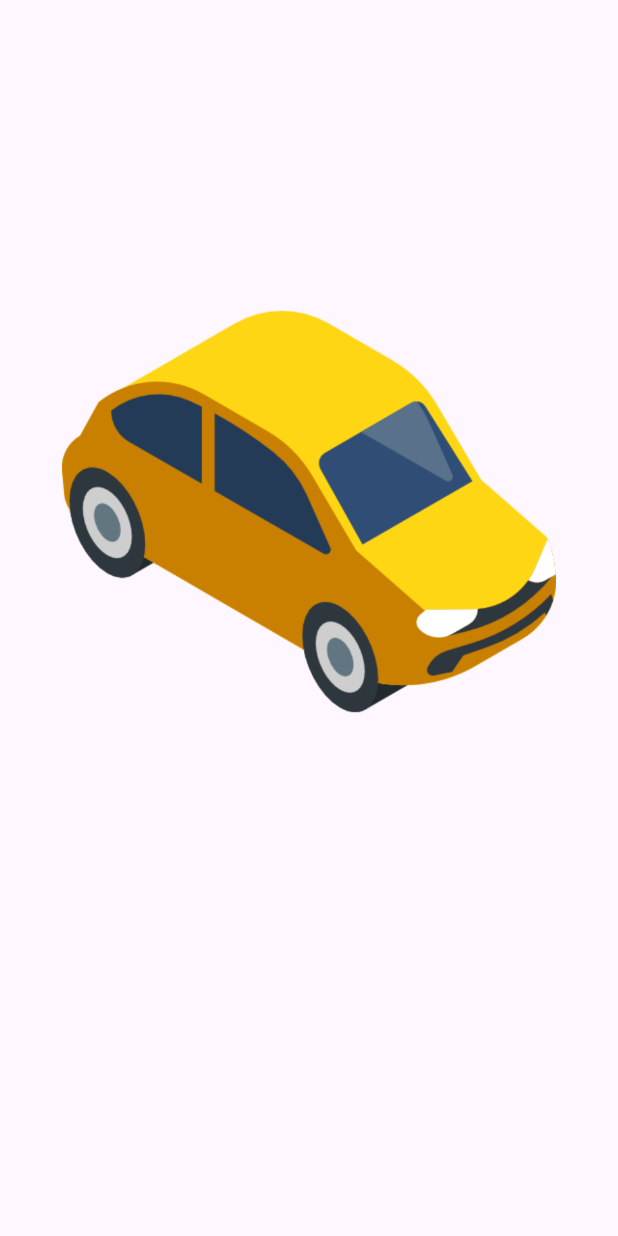
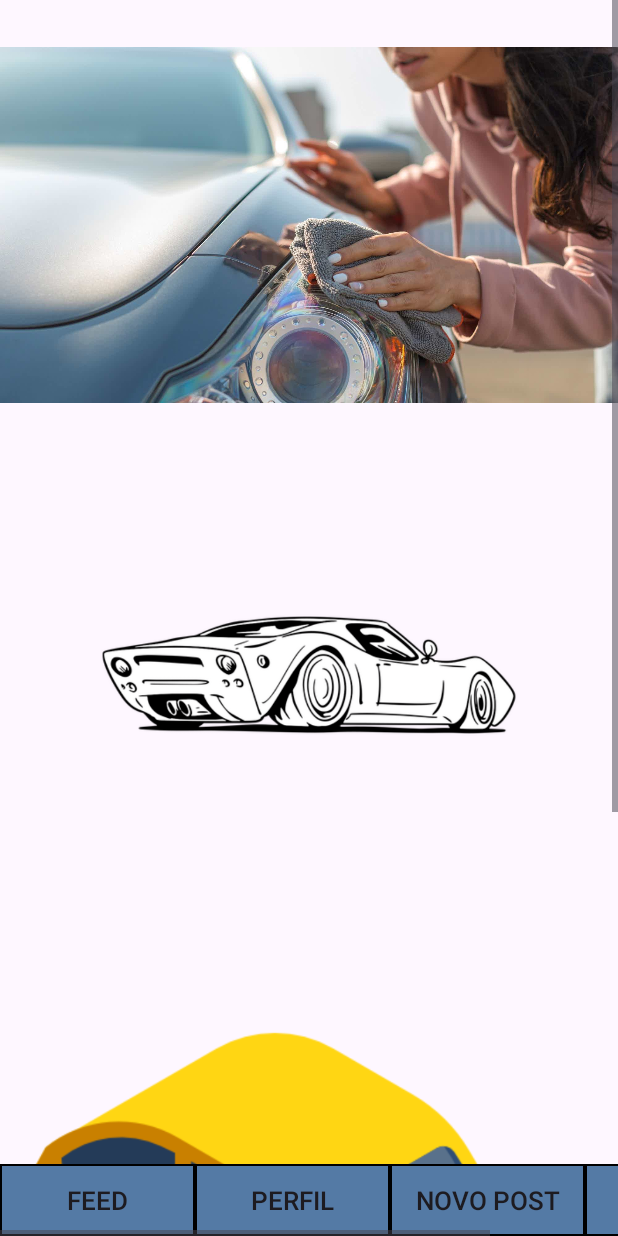
Before and after one commit to WandsonB/Qualifica_2_Ciclo, an Android app: the MainActivity screen opened directly, with no data from a screen before it, on a phone screen of 412 x 824 dp. Run offline under Robolectric (Android 15) with nearby library versions, the phone set to English and light mode, and no system bars.

Commit message:
0.6.1 add Fragments logic

```diff
--- /dev/null
+++ b/app/src/main/java/com/swt/qualifica_2_ciclo/Feed_Fragment.kt
@@ -0,0 +1,21 @@
+package com.swt.qualifica_2_ciclo
+
+import android.os.Bundle
+import android.view.LayoutInflater
+import android.view.View
+import android.view.ViewGroup
+import androidx.fragment.app.Fragment
+
+class Feed_Fragment : Fragment() {
+    override fun onCreate(savedInstanceState: Bundle?) {
+        super.onCreate(savedInstanceState)
+    }
+
+    override fun onCreateView(
+        inflater: LayoutInflater, container: ViewGroup?,
+        savedInstanceState: Bundle?
+    ): View? {
+        // Inflate the layout for this fragment
+        return inflater.inflate(R.layout.fragment_feed, container, false)
+    }
+}
--- a/app/src/main/java/com/swt/qualifica_2_ciclo/MainActivity.kt
+++ b/app/src/main/java/com/swt/qualifica_2_ciclo/MainActivity.kt
@@ -2,10 +2,38 @@ package com.swt.qualifica_2_ciclo
 
 import androidx.appcompat.app.AppCompatActivity
 import android.os.Bundle
+import android.view.View
+import android.widget.Button
+import androidx.fragment.app.Fragment
+import com.google.android.material.tabs.TabItem
 
-class MainActivity : AppCompatActivity() {
+class MainActivity : AppCompatActivity(), View.OnClickListener {
+    private lateinit var  buttonFeed: Button
+
+    private lateinit var feedFragment: Feed_Fragment
     override fun onCreate(savedInstanceState: Bundle?) {
         super.onCreate(savedInstanceState)
         setContentView(R.layout.activity_main)
+
+        buttonFeed = findViewById(R.id.button)
+        buttonFeed.setOnClickListener(this)
+
+        feedFragment = Feed_Fragment()
+
+        setFragment(feedFragment)
+    }
+
+    private fun setFragment(fragment: Fragment) {
+        val fragmentTransition = supportFragmentManager.beginTransaction()
+        fragmentTransition.replace(R.id.frame_fragments, fragment)
+        fragmentTransition.commit()
+    }
+
+    override fun onClick(v: View?) {
+        when (v?.id) {
+            R.id.button -> {
+                setFragment(feedFragment)
+            }
+        }
     }
 }
--- /dev/null
+++ b/app/src/main/java/com/swt/qualifica_2_ciclo/ProfileFragment.kt
@@ -0,0 +1,23 @@
+package com.swt.qualifica_2_ciclo
+
+import android.os.Bundle
+import androidx.fragment.app.Fragment
+import android.view.LayoutInflater
+import android.view.View
+import android.view.ViewGroup
+
+class ProfileFragment : Fragment() {
+
+    override fun onCreate(savedInstanceState: Bundle?) {
+        super.onCreate(savedInstanceState)
+
+    }
+
+    override fun onCreateView(
+        inflater: LayoutInflater, container: ViewGroup?,
+        savedInstanceState: Bundle?
+    ): View? {
+        // Inflate the layout for this fragment
+        return inflater.inflate(R.layout.fragment_profile, container, false)
+    }
+}
--- /dev/null
+++ b/app/src/main/res/drawable/shape_button.xml
@@ -0,0 +1,6 @@
+<?xml version="1.0" encoding="utf-8"?>
+<shape xmlns:android="http://schemas.android.com/apk/res/android">
+    <solid android:color="@color/glaucos"/>
+    <stroke android:width="1dp" android:color="@color/black"/>
+
+</shape>
--- a/app/src/main/res/layout/activity_main.xml
+++ b/app/src/main/res/layout/activity_main.xml
@@ -1,20 +1,53 @@
 <?xml version="1.0" encoding="utf-8"?>
-<androidx.constraintlayout.widget.ConstraintLayout xmlns:android="http://schemas.android.com/apk/res/android"
+<RelativeLayout xmlns:android="http://schemas.android.com/apk/res/android"
     xmlns:app="http://schemas.android.com/apk/res-auto"
     xmlns:tools="http://schemas.android.com/tools"
     android:layout_width="match_parent"
     android:layout_height="match_parent"
     tools:context=".MainActivity">
 
-    <ImageView
-        android:id="@+id/imageView"
-        android:layout_width="0dp"
-        android:layout_height="422dp"
-        android:layout_marginStart="41dp"
-        android:layout_marginTop="130dp"
-        android:layout_marginEnd="41dp"
-        app:layout_constraintEnd_toEndOf="parent"
-        app:layout_constraintStart_toStartOf="parent"
-        app:layout_constraintTop_toTopOf="parent"
-        app:srcCompat="@drawable/hatchback" />
-</androidx.constraintlayout.widget.ConstraintLayout>
+    <FrameLayout
+        android:id="@+id/frame_fragments"
+        android:name="com.swt.qualifica_2_ciclo.Feed_Fragment"
+        android:layout_width="match_parent"
+        android:layout_height="match_parent"
+        android:layout_above="@+id/scrollView"
+        android:layout_marginBottom="0dp" />
+
+    <HorizontalScrollView
+        android:id="@+id/scrollView"
+        android:layout_width="match_parent"
+        android:layout_height="wrap_content"
+        android:layout_alignParentBottom="true">
+
+        <LinearLayout
+            android:layout_width="wrap_content"
+            android:layout_height="match_parent"
+            android:orientation="horizontal">
+
+            <androidx.appcompat.widget.AppCompatButton
+                android:id="@+id/button"
+                style="@style/button"
+                android:text="Feed" />
+
+            <androidx.appcompat.widget.AppCompatButton
+                android:id="@+id/button2"
+                style="@style/button"
+                android:text="Perfil" />
+
+            <androidx.appcompat.widget.AppCompatButton
+                android:id="@+id/button3"
+                style="@style/button"
+                android:layout_weight="1"
+                android:text="Novo post" />
+
+            <androidx.appcompat.widget.AppCompatButton
+                android:id="@+id/button4"
+                style="@style/button"
+                android:layout_weight="1"
+                android:text="Site" />
+
+        </LinearLayout>
+    </HorizontalScrollView>
+
+</RelativeLayout>
--- /dev/null
+++ b/app/src/main/res/layout/fragment_feed.xml
@@ -0,0 +1,39 @@
+<?xml version="1.0" encoding="utf-8"?>
+<RelativeLayout xmlns:android="http://schemas.android.com/apk/res/android"
+    xmlns:app="http://schemas.android.com/apk/res-auto"
+    xmlns:tools="http://schemas.android.com/tools"
+    android:layout_width="match_parent"
+    android:layout_height="match_parent"
+    tools:context=".Feed_Fragment"
+    android:orientation="vertical">
+
+    <ScrollView
+        android:layout_width="match_parent"
+        android:layout_height="match_parent" >
+
+        <LinearLayout
+            android:layout_width="match_parent"
+            android:layout_height="wrap_content"
+            android:orientation="vertical">
+
+            <ImageView
+                android:id="@+id/imageView3"
+                android:layout_width="wrap_content"
+                android:layout_height="300dp"
+                android:src="@drawable/cuidados_carros" />
+
+            <ImageView
+                android:id="@+id/imageView4"
+                android:layout_width="match_parent"
+                android:layout_height="300dp"
+                android:src="@drawable/desenho_manual_automa" />
+
+            <ImageView
+                android:id="@+id/imageView5"
+                android:layout_width="match_parent"
+                android:layout_height="wrap_content"
+                android:src="@drawable/hatchback" />
+        </LinearLayout>
+    </ScrollView>
+
+</RelativeLayout>
--- /dev/null
+++ b/app/src/main/res/layout/fragment_profile.xml
@@ -0,0 +1,14 @@
+<?xml version="1.0" encoding="utf-8"?>
+<FrameLayout xmlns:android="http://schemas.android.com/apk/res/android"
+    xmlns:tools="http://schemas.android.com/tools"
+    android:layout_width="match_parent"
+    android:layout_height="match_parent"
+    tools:context=".ProfileFragment">
+
+    <!-- TODO: Update blank fragment layout -->
+    <TextView
+        android:layout_width="match_parent"
+        android:layout_height="match_parent"
+        android:text="@string/hello_blank_fragment" />
+
+</FrameLayout>
--- a/app/src/main/res/values/strings.xml
+++ b/app/src/main/res/values/strings.xml
@@ -1,3 +1,5 @@
 <resources>
     <string name="app_name">Qualifica_2_Ciclo</string>
+    <!-- TODO: Remove or change this placeholder text -->
+    <string name="hello_blank_fragment">Hello blank fragment</string>
 </resources>
--- a/app/src/main/res/values/styles.xml
+++ b/app/src/main/res/values/styles.xml
@@ -7,5 +7,13 @@
         <item name="android:textSize">18sp</item>
         <item name="android:layout_marginLeft">20dp</item>
         <item name="android:background">@drawable/edit_text</item>
+
+    </style>
+    <style name="button">
+        <item name="android:background">@drawable/shape_button</item>
+        <item name="background">@color/celtic_blue</item>
+        <item name="android:layout_width">130dp</item>
+        <item name="android:layout_height">wrap_content</item>
+        <item name="android:textSize">17sp</item>
     </style>
 </resources>
```
